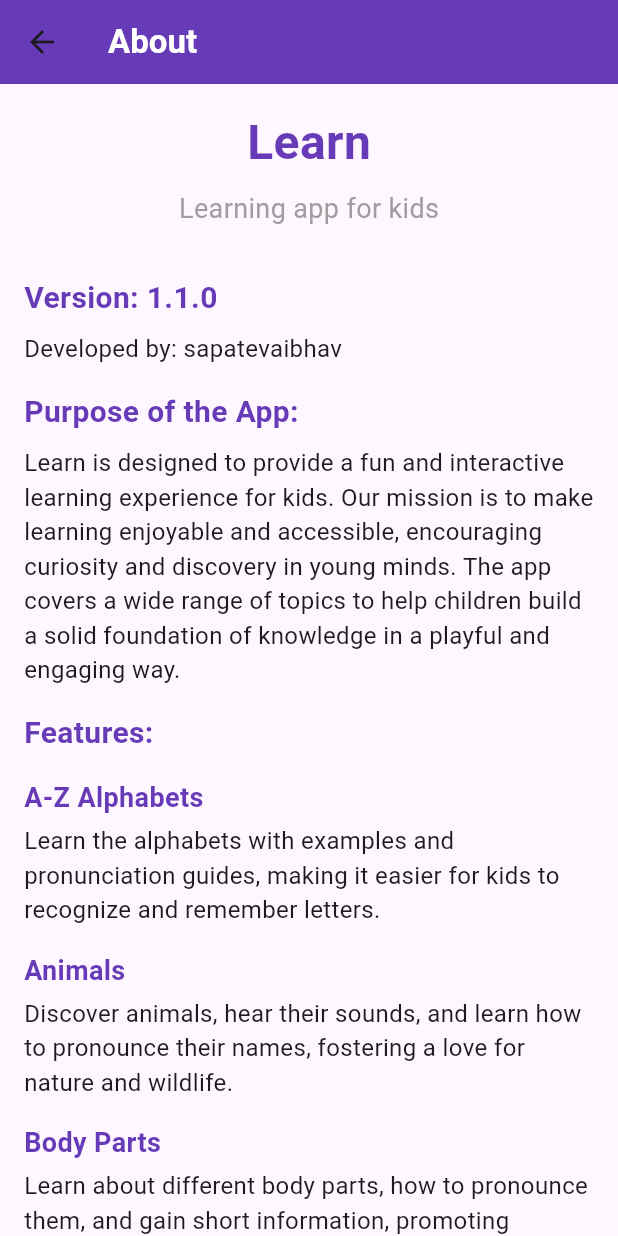
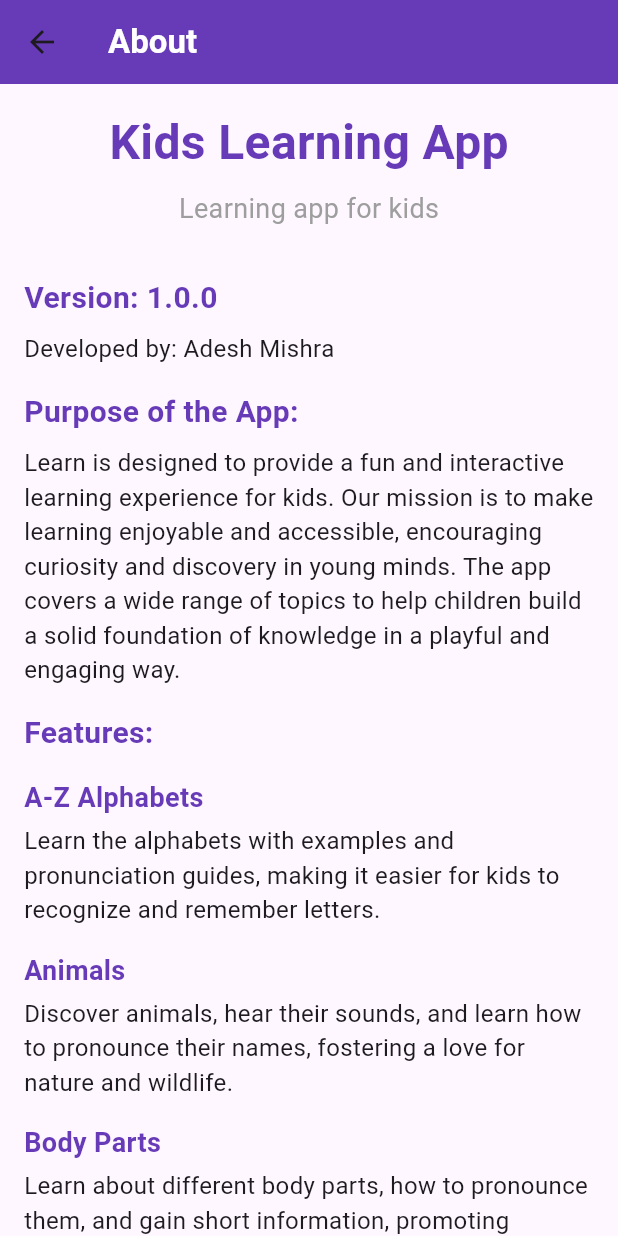
Before and after one commit to adesh9201/Kids-Learning_app, a Flutter app: the AboutPage screen opened by its route, on a phone screen of 412 x 824 dp. Run offline on Flutter 3.47's test engine with Material 3 defaults, Android fonts, the phone set to English and light mode, and no system bars; our stand-ins replace adaptive_theme, animated_text_kit, flutter_bloc, flutter_card_swiper, flutter_svg, flutter_tts and 4 more; accounts and stored records are empty.

```diff
--- a/lib/pages/about.dart
+++ b/lib/pages/about.dart
@@ -25,7 +25,7 @@ class AboutPage extends StatelessWidget {
             children: [
               const Center(
                 child: Text(
-                  'Learn',
+                  'Kids Learning App',
                   style: TextStyle(
                     fontSize: 32.0,
                     fontWeight: FontWeight.bold,
@@ -44,9 +44,9 @@ class AboutPage extends StatelessWidget {
                 ),
               ),
               const SizedBox(height: 32.0),
-              _buildSectionTitle(context, 'Version: 1.1.0'),
+              _buildSectionTitle(context, 'Version: 1.0.0'),
               const SizedBox(height: 8.0),
-              _buildSectionContent(context, 'Developed by: sapatevaibhav'),
+              _buildSectionContent(context, 'Developed by: Adesh Mishra'),
               const SizedBox(height: 16.0),
               _buildSectionTitle(context, 'Purpose of the App:'),
               const SizedBox(height: 8.0),
@@ -98,7 +98,7 @@ class AboutPage extends StatelessWidget {
               GestureDetector(
                 onTap: () {
                   _launchURL(
-                      context, "https://github.com/VaibhavCodeClub/learn");
+                      context, "https://github.com/adesh9201/Kids-Learning_app");
                 },
                 child: Row(
                   children: [
@@ -112,7 +112,7 @@ class AboutPage extends StatelessWidget {
                     ),
                     const SizedBox(width: 8.0),
                     Text(
-                      'github.com/VaibhavCodeClub/learn',
+                      'github.com/adesh9201/Kids-Learning_app',
                       style: TextStyle(
                         fontSize: 16.0,
                         color: Theme.of(context).brightness == Brightness.dark
@@ -129,16 +129,16 @@ class AboutPage extends StatelessWidget {
               const SizedBox(height: 8.0),
               Row(
                 children: [
-                  _buildIcon(context, 'https://github.com/sapatevaibhav',
+                  _buildIcon(context, 'https://github.com/adesh9201',
                       'assets/images/github.svg'),
                   const SizedBox(width: 16.0),
-                  _buildIcon(context, 'mailto:sapatevaibhav@duck.com',
+                  _buildIcon(context, 'mailto:panditadesh1234@gmail.com',
                       'assets/images/email.svg'),
                   const SizedBox(width: 16.0),
                   GestureDetector(
                     onTap: () {
                       _launchURL(
-                          context, 'https://linkedin.com/in/sapatevaibhav');
+                          context, 'https://www.linkedin.com/in/adesh-mishra-221816297/');
                     },
                     child: SvgPicture.asset(
                       'assets/images/linkedin.svg',
@@ -147,7 +147,7 @@ class AboutPage extends StatelessWidget {
                     ),
                   ),
                   const SizedBox(width: 16.0),
-                  _buildIcon(context, 'https://instagram.com/v.d.r.sapate',
+                  _buildIcon(context, 'https://www.instagram.com/adesh_pandit_07/',
                       'assets/images/instagram.svg'),
                 ],
               ),
@@ -329,7 +329,7 @@ class LearnMorePage extends StatelessWidget {
             const SizedBox(height: 8.0),
             _buildSectionContent(
               context,
-              'We value your feedback! If you have any suggestions or issues, please contact us at sapatevaibhav@duck.com or through our social media channels.',
+              'We value your feedback! If you have any suggestions or issues, please contact us at panditadesh1234@gmail.com or through our social media channels.',
             ),
           ],
         ),
--- a/lib/pages/home.dart
+++ b/lib/pages/home.dart
@@ -65,7 +65,7 @@ class _MyHomePageState extends State<MyHomePage> {
               categoryCard(
                 context: context,
                 title: "NUMBERS", // Added this block for "NUMBERS"
-                image: 'assets/numbers/numbers.jpg',
+                image: 'assets/images/numbers/numbers.jpg',
                 shortDescription: "Learn numbers and their pronunciations.",
                 route: AllRoutesConstant.numberRoute,
                 index: 7,
--- a/pubspec.yaml
+++ b/pubspec.yaml
@@ -85,6 +85,7 @@ flutter:
     - assets/colours/
     - assets/images/flowers/
     - assets/images/numbers/
+#    - assets/numbers/
     - assets/explore/
     - assets/seasons/
     - assets/occupations/
```
Also changed, not shown: assets/numbers/eight.png (added), assets/numbers/five.png (added), assets/numbers/four.png (added), assets/numbers/nine.png (added), assets/numbers/numbers.jpg (added), assets/numbers/one.png (added), assets/numbers/seven.png (added), assets/numbers/six.png (added), assets/numbers/three.png (added), assets/numbers/two.png (added), assets/numbers/zero.png (added).
